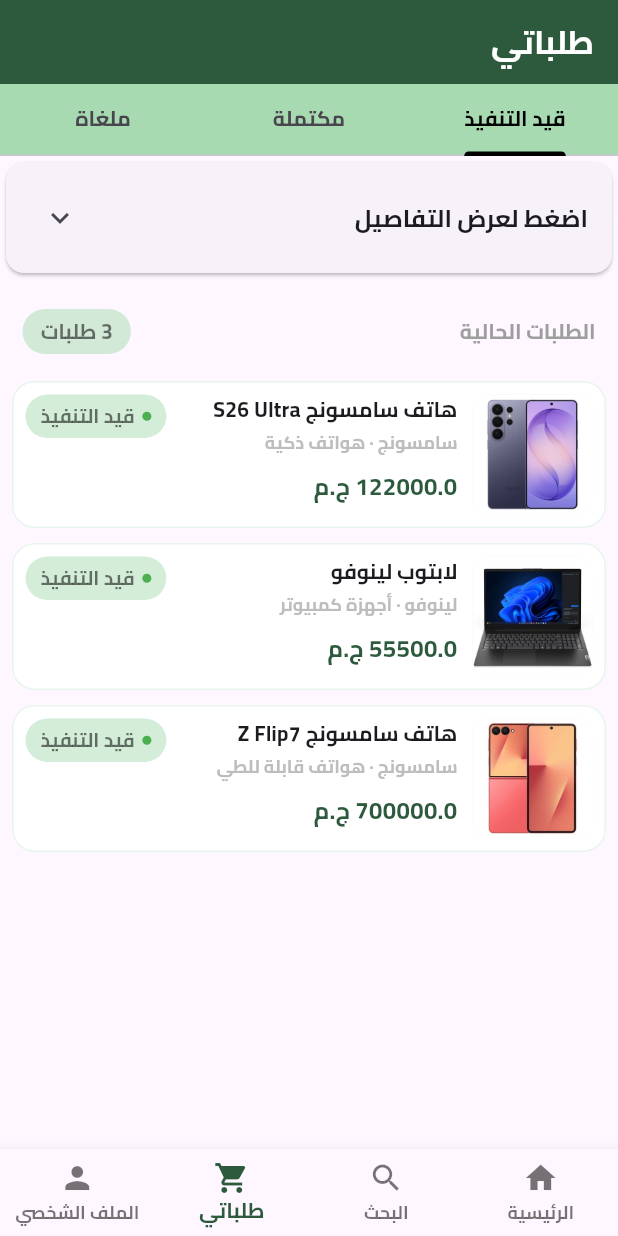
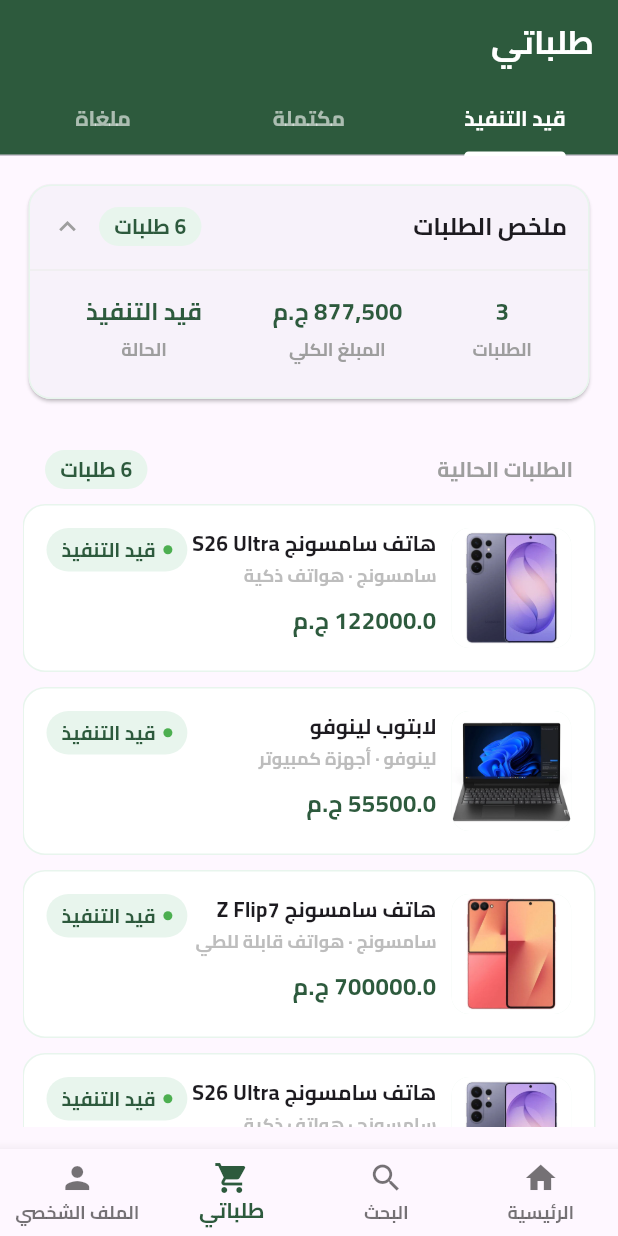
Before and after one commit to mohamedgomaa20/al_masar_day_8, a Flutter app: the screen it shows after launch, item 3 of the bottom bar chosen, on a phone screen of 412 x 824 dp. Run offline on Flutter 3.47's test engine with Material 3 defaults, Android fonts, the phone set to English and light mode, and no system bars; our stand-ins replace font_awesome_flutter.

Commit message:
Implement `SummaryCard` widget, update `CartScreen` styling with new tab bar colors, and refactor `UnderProgressWidget` for better layout consistency. Update `CartItem` with improved padding and theme-consistent colors, and expand the `CartItemModel` with additional sample data.

```diff
--- a/lib/core/models/cart_model.dart
+++ b/lib/core/models/cart_model.dart
@@ -35,5 +35,26 @@
       price: 700000,
       status: "قيد التنفيذ",
     ),
+    CartItemModel(
+      title: "هاتف سامسونج S26 Ultra",
+      subtitle: "سامسونج · هواتف ذكية",
+      image: "assets/images/Samsung-Galaxy-S26-Ultra-5G.webp",
+      price: 122000,
+      status: "قيد التنفيذ",
+    ),
+    CartItemModel(
+      title: "لابتوب لينوفو",
+      subtitle: "لينوفو · أجهزة كمبيوتر",
+      image: "assets/images/laptop_2.webp",
+      price: 55500,
+      status: "قيد التنفيذ",
+    ),
+    CartItemModel(
+      title: "هاتف سامسونج Z Flip7",
+      subtitle: "سامسونج · هواتف قابلة للطي",
+      image: "assets/images/Samsung-Galaxy-Z-Flip7.webp",
+      price: 700000,
+      status: "قيد التنفيذ",
+    ),
   ];
 }
--- a/lib/features/cart/cart_item.dart
+++ b/lib/features/cart/cart_item.dart
@@ -11,7 +11,7 @@
   Widget build(BuildContext context) {
     return Container(
       width: .infinity,
-      margin: EdgeInsets.only(bottom: 10),
+      margin: EdgeInsets.only(bottom: 10,),
       decoration: BoxDecoration(
         borderRadius: .circular(15),
         border: Border.all(color: AppColors.primaryColorLight),
@@ -19,12 +19,12 @@
       ),
 
       child: Padding(
-        padding: const EdgeInsets.all(8.0),
+        padding: const EdgeInsets.all(15.0),
         child: Row(
           crossAxisAlignment: .start,
           children: [
             ClipRRect(
-              borderRadius: BorderRadius.circular(10),
+              borderRadius: BorderRadius.circular(12),
               child: Container(
                 width: 80,
                 height: 80,
@@ -76,7 +76,7 @@
               padding: EdgeInsets.symmetric(horizontal: 10, vertical: 5),
               decoration: BoxDecoration(
                 borderRadius: BorderRadius.circular(20),
-                color: Color(0xffa7dab1).withValues(alpha: 0.5),
+                color:AppColors.primaryColorLight,
               ),
               child: Row(
                 children: [
@@ -84,7 +84,7 @@
                   SizedBox(width: 5),
                   Text(
                     cartItem.status,
-                    style: TextStyle(color: Colors.black54, fontSize: 13),
+                    style: TextStyle(color: AppColors.primaryColor, fontSize: 13),
                   ),
                 ],
               ),
--- a/lib/features/cart/cart_screen.dart
+++ b/lib/features/cart/cart_screen.dart
@@ -1,5 +1,6 @@
 import 'package:al_masar_day_8/core/app_colors.dart';
 import 'package:al_masar_day_8/core/models/cart_model.dart';
+import 'package:al_masar_day_8/features/cart/summary_card.dart';
 import 'package:al_masar_day_8/features/cart/under_progress_widget.dart';
 import 'package:flutter/material.dart';
 
@@ -13,10 +14,12 @@
       child: Column(
         children: [
           Container(
-            color: Color(0xffa7dab1),
+            color: AppColors.primaryColor,
             child: TabBar(
-              indicatorColor: Colors.black,
-              labelColor: Colors.black,
+              indicatorColor: Colors.white,
+              unselectedLabelColor: Colors.white60,
+              labelColor: Colors.white,
+              labelStyle: TextStyle(fontWeight: .bold),
               tabs: [
                 Tab(text: "قيد التنفيذ"),
                 Tab(text: "مكتملة"),
@@ -24,49 +27,14 @@
               ],
             ),
           ),
+          SummaryCard(),
 
-          Card(
-            child: ExpansionTile(
-              title: ListTile(
-                contentPadding: .zero,
-                title: Text("اضغط لعرض التفاصيل"),
-              ),
-              children: [
-                ListTile(title: Text("مجموع الطلبات: 3"), onTap: () {}),
-                ListTile(title: Text("مجموع الطلبات: 3"), onTap: () {}),
-              ],
-            ),
-          ),   SizedBox(height: 20),
-
-          Padding(
-            padding: const EdgeInsets.symmetric(horizontal: 15.0),
-            child: Row(
-              mainAxisAlignment: .spaceBetween,
-              children: [
-                Text(
-                  "الطلبات الحالية",
-                  style: TextStyle(fontSize: 14, color: AppColors.gray500),
-                ),
-                Container(
-                  padding: EdgeInsets.symmetric(horizontal: 12, vertical: 5),
-                  decoration: BoxDecoration(
-                    borderRadius: BorderRadius.circular(20),
-                    color: Color(0xffa7dab1).withValues(alpha: 0.5),
-                  ),
-                  child: Text(
-                    "${CartItemModel.cartItems.length} طلبات",
-                    style: TextStyle(color: Colors.black54),
-                  ),
-                ),
-              ],
-            ),
-          ),     SizedBox(height: 10),
           Expanded(
             child: TabBarView(
               children: [
                 UnderProgressWidget(),
-                Center(child: Text("مكتملة")),
-                Center(child: Text("ملغاة")),
+                Center(child: Text("لا توجد طلبات مكتملة")),
+                Center(child: Text("لا توجد طلبات ملغاة")),
               ],
             ),
           ),
--- /dev/null
+++ b/lib/features/cart/summary_card.dart
@@ -0,0 +1,110 @@
+import 'package:al_masar_day_8/core/app_colors.dart';
+import 'package:flutter/material.dart';
+
+import '../../core/models/cart_model.dart';
+
+class SummaryCard extends StatefulWidget {
+  const SummaryCard({super.key});
+
+  @override
+  State<SummaryCard> createState() => _SummaryCardState();
+}
+
+class _SummaryCardState extends State<SummaryCard> {
+  bool _isExpanded = true;
+
+  @override
+  Widget build(BuildContext context) {
+    return Padding(
+      padding: .all(15),
+      child: Card(
+        shape: RoundedRectangleBorder(
+          borderRadius: BorderRadius.circular(15),
+          side: BorderSide(color: AppColors.primaryColorLight),
+        ),
+        child: Column(
+          children: [
+            InkWell(
+              borderRadius: BorderRadius.circular(15),
+              onTap: () => setState(() {
+                _isExpanded = !_isExpanded;
+              }),
+              child: Padding(
+                padding: .all(15),
+                child: Row(
+                  children: [
+                    Text(
+                      "ملخص الطلبات",
+                      style: TextStyle(fontSize: 16, fontWeight: .bold),
+                    ),
+                    Spacer(),
+                    Container(
+                      padding: EdgeInsets.symmetric(
+                        horizontal: 10,
+                        vertical: 3,
+                      ),
+                      decoration: BoxDecoration(
+                        borderRadius: BorderRadius.circular(20),
+                        color: AppColors.primaryColorLight,
+                      ),
+                      child: Text(
+                        "${CartItemModel.cartItems.length} طلبات",
+                        style: TextStyle(color: AppColors.primaryColor),
+                      ),
+                    ),
+                    SizedBox(width: 10),
+                    Icon(
+                      _isExpanded ? Icons.expand_less : Icons.expand_more,
+                      size: 22,
+                      color: AppColors.gray500,
+                    ),
+                  ],
+                ),
+              ),
+            ),
+            if (_isExpanded) ...[
+              Divider(height: 2, color: AppColors.gray200),
+              Padding(
+                padding: .all(15),
+                child: Row(
+                  mainAxisAlignment: MainAxisAlignment.spaceAround,
+                  children: [
+                    StatItem(label: "الطلبات", value: "3"),
+                    StatItem(label: "المبلغ الكلي", value: "877,500 ج.م"),
+                    StatItem(label: "الحالة", value: "قيد التنفيذ"),
+                  ],
+                ),
+              ),
+              SizedBox(height: 10),
+            ],
+          ],
+        ),
+      ),
+    );
+  }
+}
+
+class StatItem extends StatelessWidget {
+  const StatItem({super.key, required this.label, required this.value});
+
+  final String label;
+  final String value;
+
+  @override
+  Widget build(BuildContext context) {
+    return Column(
+      children: [
+        Text(
+          value,
+          style: TextStyle(
+            fontSize: 16,
+            fontWeight: .bold,
+            color: AppColors.primaryColor,
+          ),
+        ),
+        SizedBox(height: 5),
+        Text(label, style: TextStyle(fontSize: 12, color: AppColors.gray500)),
+      ],
+    );
+  }
+}
--- a/lib/features/cart/under_progress_widget.dart
+++ b/lib/features/cart/under_progress_widget.dart
@@ -1,6 +1,8 @@
 import 'package:al_masar_day_8/core/models/cart_model.dart';
 import 'package:al_masar_day_8/features/cart/cart_item.dart';
 import 'package:flutter/material.dart';
+
+import '../../core/app_colors.dart';
 
 class UnderProgressWidget extends StatelessWidget {
   const UnderProgressWidget({super.key});
@@ -8,12 +10,42 @@
   @override
   Widget build(BuildContext context) {
     return Padding(
-      padding: const EdgeInsets.all(8.0),
+      padding: const EdgeInsets.all(15.0),
 
-      child: ListView.builder(
-        itemCount: CartItemModel.cartItems.length,
-        itemBuilder: (context, index) =>
-            CartItem(cartItem: CartItemModel.cartItems[index]),
+      child: Column(
+        children: [
+          Padding(
+            padding: const EdgeInsets.symmetric(horizontal: 15.0),
+            child: Row(
+              mainAxisAlignment: .spaceBetween,
+              children: [
+                Text(
+                  "الطلبات الحالية",
+                  style: TextStyle(fontSize: 14, color: AppColors.gray500),
+                ),
+                Container(
+                  padding: EdgeInsets.symmetric(horizontal: 10, vertical: 3),
+                  decoration: BoxDecoration(
+                    borderRadius: BorderRadius.circular(20),
+                    color: AppColors.primaryColorLight,
+                  ),
+                  child: Text(
+                    "${CartItemModel.cartItems.length} طلبات",
+                    style: TextStyle(color: AppColors.primaryColor),
+                  ),
+                ),
+              ],
+            ),
+          ),
+          SizedBox(height: 10),
+          Expanded(
+            child: ListView.builder(
+              itemCount: CartItemModel.cartItems.length,
+              itemBuilder: (context, index) =>
+                  CartItem(cartItem: CartItemModel.cartItems[index]),
+            ),
+          ),
+        ],
       ),
     );
   }
```
